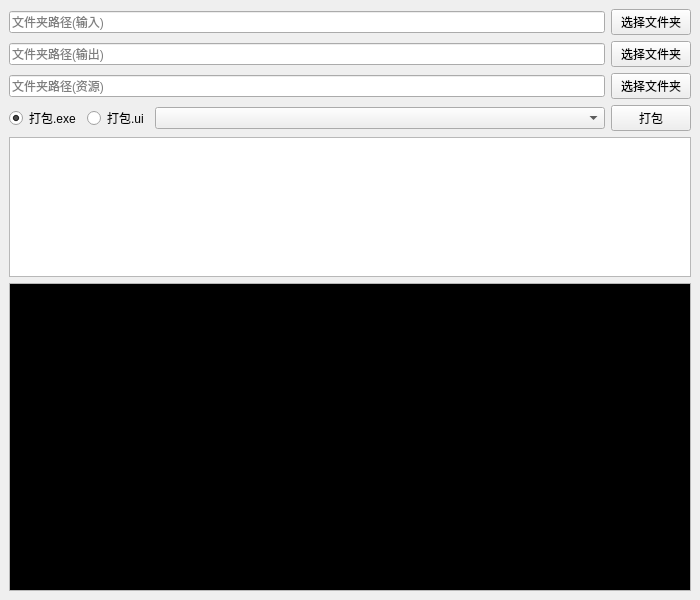
Qt form src/packer_ui.ui (Neo-513/project-qt) before a commit.
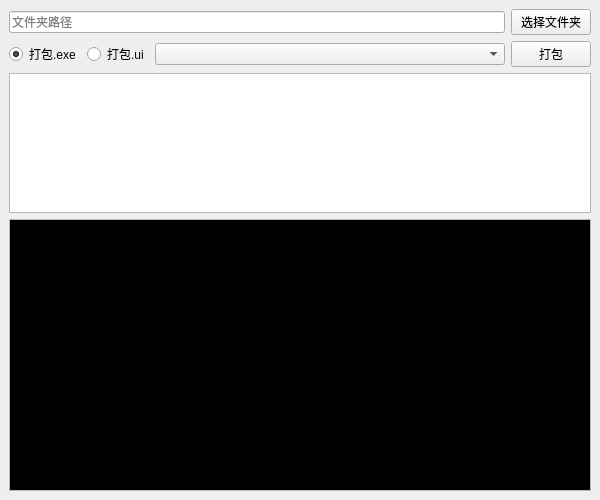
The same form after that commit.

Patch:
```diff
--- a/src/packer_ui.ui
+++ b/src/packer_ui.ui
@@ -6,8 +6,8 @@
    <rect>
     <x>0</x>
     <y>0</y>
-    <width>700</width>
-    <height>600</height>
+    <width>600</width>
+    <height>500</height>
    </rect>
   </property>
   <property name="windowTitle">
@@ -17,14 +17,14 @@
    <layout class="QVBoxLayout" name="verticalLayout">
     <item>
      <layout class="QGridLayout" name="gridLayout">
-      <item row="0" column="2">
-       <widget class="QPushButton" name="pushButton_old">
+      <item row="1" column="2">
+       <widget class="QPushButton" name="pushButton_pack">
         <property name="text">
-         <string>选择文件夹</string>
+         <string>打包</string>
         </property>
        </widget>
       </item>
-      <item row="3" column="0">
+      <item row="1" column="0">
        <layout class="QHBoxLayout" name="horizontalLayout">
         <item>
          <widget class="QRadioButton" name="radioButton_exe">
@@ -64,43 +64,15 @@
         </item>
        </layout>
       </item>
-      <item row="3" column="2">
-       <widget class="QPushButton" name="pushButton_pack">
-        <property name="text">
-         <string>打包</string>
-        </property>
-       </widget>
-      </item>
-      <item row="1" column="2">
-       <widget class="QPushButton" name="pushButton_new">
-        <property name="text">
-         <string>选择文件夹</string>
-        </property>
-       </widget>
-      </item>
-      <item row="1" column="0">
-       <widget class="QLineEdit" name="lineEdit_new">
-        <property name="placeholderText">
-         <string>文件夹路径(输出)</string>
-        </property>
-       </widget>
-      </item>
       <item row="0" column="0">
        <widget class="QLineEdit" name="lineEdit_old">
         <property name="placeholderText">
-         <string>文件夹路径(输入)</string>
+         <string>文件夹路径</string>
         </property>
        </widget>
       </item>
-      <item row="2" column="0">
-       <widget class="QLineEdit" name="lineEdit_res">
-        <property name="placeholderText">
-         <string>文件夹路径(资源)</string>
-        </property>
-       </widget>
-      </item>
-      <item row="2" column="2">
-       <widget class="QPushButton" name="pushButton_res">
+      <item row="0" column="2">
+       <widget class="QPushButton" name="pushButton_select">
         <property name="text">
          <string>选择文件夹</string>
         </property>
```
Left out of the diff: 2 changed lines with no effect on the pictures.
